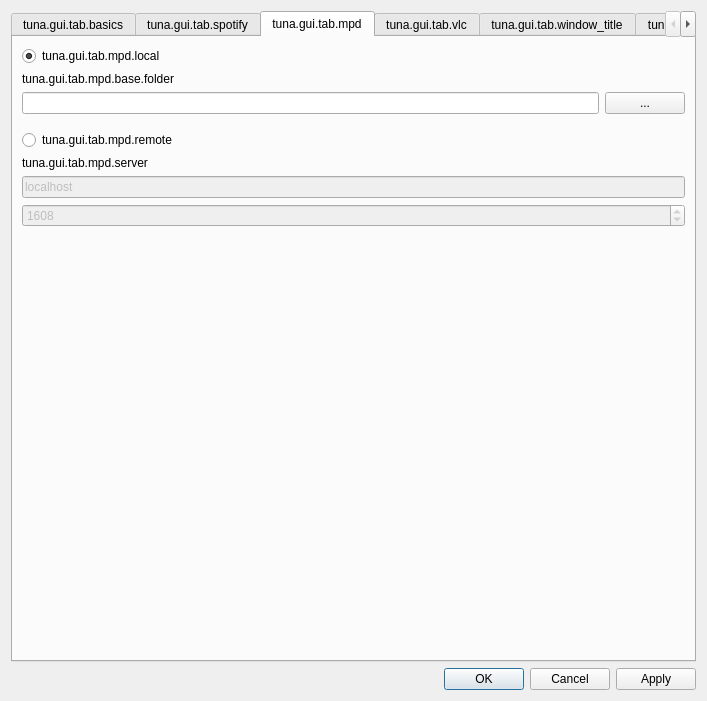
This is src/gui/tuna_gui.ui in univrsal/tuna as Qt 5 draws it before an edit. The edited form follows.
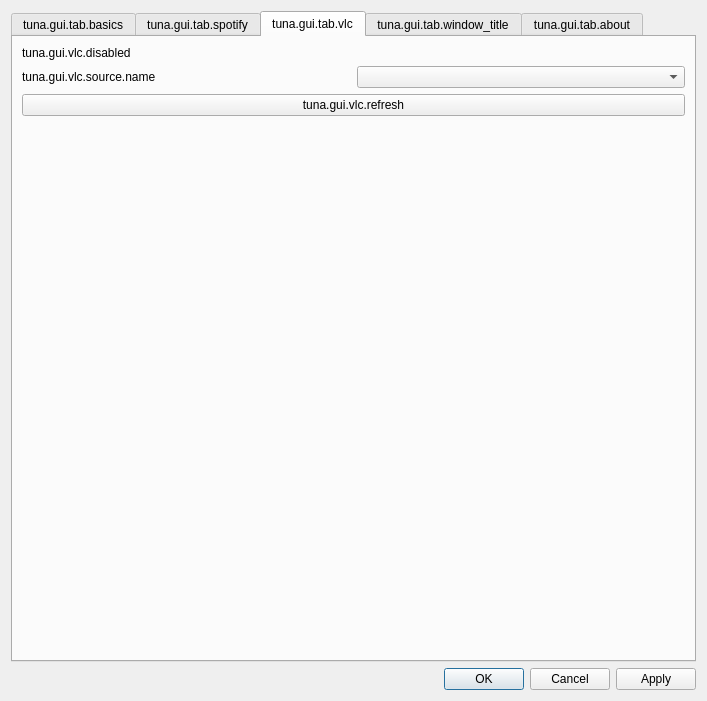
This is the edited form. The open tabs and pages were chosen to show the change. Icons and pictures are not drawn.

```diff
--- a/src/gui/tuna_gui.ui
+++ b/src/gui/tuna_gui.ui
@@ -1116,136 +1116,6 @@
        </item>
       </layout>
      </widget>
-     <widget class="QWidget" name="tab_mpd">
-      <attribute name="title">
-       <string>tuna.gui.tab.mpd</string>
-      </attribute>
-      <layout class="QVBoxLayout" name="verticalLayout_5">
-       <item>
-        <widget class="QRadioButton" name="rb_local">
-         <property name="text">
-          <string>tuna.gui.tab.mpd.local</string>
-         </property>
-         <property name="checked">
-          <bool>true</bool>
-         </property>
-        </widget>
-       </item>
-       <item>
-        <widget class="QLabel" name="label_10">
-         <property name="text">
-          <string>tuna.gui.tab.mpd.base.folder</string>
-         </property>
-        </widget>
-       </item>
-       <item>
-        <layout class="QHBoxLayout" name="horizontalLayout_20">
-         <item>
-          <widget class="QLineEdit" name="txt_base_folder"/>
-         </item>
-         <item>
-          <widget class="QPushButton" name="btn_browse_base_folder">
-           <property name="sizePolicy">
-            <sizepolicy hsizetype="Preferred" vsizetype="Fixed">
-             <horstretch>0</horstretch>
-             <verstretch>0</verstretch>
-            </sizepolicy>
-           </property>
-           <property name="text">
-            <string>...</string>
-           </property>
-          </widget>
-         </item>
-        </layout>
-       </item>
-       <item>
-        <widget class="QFrame" name="frame_14">
-         <property name="frameShape">
-          <enum>QFrame::NoFrame</enum>
-         </property>
-         <property name="frameShadow">
-          <enum>QFrame::Raised</enum>
-         </property>
-         <layout class="QHBoxLayout" name="horizontalLayout_14">
-          <property name="leftMargin">
-           <number>2</number>
-          </property>
-          <property name="topMargin">
-           <number>2</number>
-          </property>
-          <property name="rightMargin">
-           <number>2</number>
-          </property>
-          <property name="bottomMargin">
-           <number>2</number>
-          </property>
-         </layout>
-        </widget>
-       </item>
-       <item>
-        <widget class="QRadioButton" name="rb_remote">
-         <property name="text">
-          <string>tuna.gui.tab.mpd.remote</string>
-         </property>
-         <property name="checked">
-          <bool>false</bool>
-         </property>
-        </widget>
-       </item>
-       <item>
-        <widget class="QLabel" name="label_13">
-         <property name="text">
-          <string>tuna.gui.tab.mpd.server</string>
-         </property>
-        </widget>
-       </item>
-       <item>
-        <widget class="QLineEdit" name="txt_ip">
-         <property name="enabled">
-          <bool>false</bool>
-         </property>
-         <property name="text">
-          <string>localhost</string>
-         </property>
-        </widget>
-       </item>
-       <item>
-        <widget class="QSpinBox" name="sb_port">
-         <property name="enabled">
-          <bool>false</bool>
-         </property>
-         <property name="minimumSize">
-          <size>
-           <width>90</width>
-           <height>0</height>
-          </size>
-         </property>
-         <property name="minimum">
-          <number>1024</number>
-         </property>
-         <property name="maximum">
-          <number>65000</number>
-         </property>
-         <property name="value">
-          <number>1608</number>
-         </property>
-        </widget>
-       </item>
-       <item>
-        <spacer name="verticalSpacer_2">
-         <property name="orientation">
-          <enum>Qt::Vertical</enum>
-         </property>
-         <property name="sizeHint" stdset="0">
-          <size>
-           <width>20</width>
-           <height>518</height>
-          </size>
-         </property>
-        </spacer>
-       </item>
-      </layout>
-     </widget>
      <widget class="QWidget" name="tab">
       <attribute name="title">
        <string>tuna.gui.tab.vlc</string>
```
Left out of the diff: 2 changed lines with no effect on the pictures.
